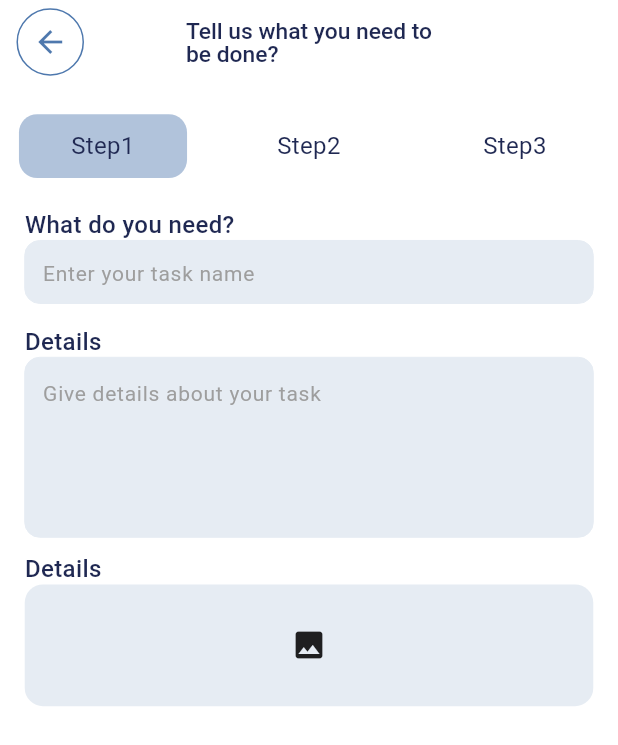
After one commit to TopuFD/taskfly, a Flutter app: the QuestionScreen screen opened by its route, on a phone screen of 412 x 824 dp. The commit adds this screen. Shown: the top 745 px of the screen. Run offline on Flutter 3.47's test engine with Material 3 defaults, Android fonts, the light colour scheme and no system bars; our stand-ins replace flutter_screenutil, flutter_svg, get; Roboto replaces fonts that are missing (Lexend Deca).

Commit message:
home screens running

```diff
--- a/lib/controller/home-controller/home_controller.dart
+++ b/lib/controller/home-controller/home_controller.dart
@@ -1,5 +1,39 @@
+import 'package:flutter/material.dart';
 import 'package:get/get.dart';
+import 'package:taskfly/utils/image/logo.dart';
 
 class HomeController extends GetxController {
   RxInt isButtonIndex = 0.obs;
+  RxInt stepIndex = 0.obs;
+  //=============================================step one question controller
+  Rx<TextEditingController> firstController = TextEditingController().obs;
+  Rx<TextEditingController> secondController = TextEditingController().obs;
+  Rx<TextEditingController> thirdController = TextEditingController().obs;
+  //===========================================catagory icon list
+  List catagoryIconList = [
+    Logo.cleaning,
+    Logo.assemble,
+    Logo.handyman,
+    Logo.delevery,
+    Logo.gardening,
+    Logo.removalList,
+    Logo.admin,
+    Logo.computer,
+    Logo.photography,
+    Logo.other
+  ];
+
+  //===========================================catagory title list
+  List catagoryTitle = [
+    "Cleanign",
+    "Assemble",
+    "Handyman",
+    "Delivery",
+    "Gardening",
+    "Removallist",
+    "Admin",
+    "IT",
+    "Photography",
+    "Others"
+  ];
 }
--- a/lib/core/app_route.dart
+++ b/lib/core/app_route.dart
@@ -1,5 +1,6 @@
 import 'package:get/get.dart';
 import 'package:taskfly/view/screens/home_screen/post_task.dart';
+import 'package:taskfly/view/screens/home_screen/question_screen.dart';
 
 import '../view/screens/bottom_nav_screen/bottom_nav_screen.dart';
 
@@ -7,9 +8,20 @@ class AppRoute {
   //===============================bottom nave screen
   static const bottomNavScreen = "/bottomNavScreen";
   static const catagoryScreen = "/catagoryScreen";
+  static const questionScreen = "/questionScreen";
 
   static List<GetPage> pages = [
-    GetPage(name: bottomNavScreen, page: () => BottomNavScreen()),
-    GetPage(name: catagoryScreen, page: () => PostTaskScreen())
+    GetPage(
+        name: bottomNavScreen,
+        page: () => BottomNavScreen(),
+        transition: Transition.leftToRightWithFade),
+    GetPage(
+        name: catagoryScreen,
+        page: () => PostTaskScreen(),
+        transition: Transition.leftToRightWithFade),
+    GetPage(
+        name: questionScreen,
+        page: () => QuestionScreen(),
+        transition: Transition.leftToRightWithFade),
   ];
 }
--- a/lib/core/dependency.dart
+++ b/lib/core/dependency.dart
@@ -4,6 +4,6 @@ import 'package:taskfly/controller/home-controller/home_controller.dart';
 class DependencyIndjection extends Bindings {
   @override
   void dependencies() {
-    Get.lazyPut(() => HomeController());
+    Get.lazyPut(() => HomeController(), fenix: true);
   }
 }
--- a/lib/utils/image/logo.dart
+++ b/lib/utils/image/logo.dart
@@ -9,4 +9,14 @@ class Logo {
   static const search = "assets/svg-logo/search.svg";
   static const filter = "assets/svg-logo/filter.svg";
   static const short = "assets/svg-logo/shrot.svg";
+  static const cleaning = "assets/svg-logo/cleaning.svg";
+  static const assemble = "assets/svg-logo/assemble.svg";
+  static const handyman = "assets/svg-logo/handyman.svg";
+  static const delevery = "assets/svg-logo/delevery.svg";
+  static const gardening = "assets/svg-logo/gardening.svg";
+  static const removalList = "assets/svg-logo/removalList.svg";
+  static const admin = "assets/svg-logo/admin.svg";
+  static const computer = "assets/svg-logo/computer.svg";
+  static const photography = "assets/svg-logo/photography.svg";
+  static const other = "assets/svg-logo/other.svg";
 }
--- a/lib/view/screens/home_screen/home_screen.dart
+++ b/lib/view/screens/home_screen/home_screen.dart
@@ -3,6 +3,7 @@ import 'package:flutter_screenutil/flutter_screenutil.dart';
 import 'package:flutter_svg/flutter_svg.dart';
 import 'package:get/get.dart';
 import 'package:taskfly/controller/home-controller/home_controller.dart';
+import 'package:taskfly/core/app_route.dart';
 import 'package:taskfly/utils/image/logo.dart';
 
 class HomeScreen extends StatelessWidget {
@@ -17,7 +18,11 @@ class HomeScreen extends StatelessWidget {
         surfaceTintColor: Colors.white,
         backgroundColor: Colors.white,
         actions: [
-          InkWell(onTap: () {}, child: SvgPicture.asset(Logo.microphone)),
+          InkWell(
+              onTap: () {
+                Get.toNamed(AppRoute.questionScreen);
+              },
+              child: SvgPicture.asset(Logo.microphone)),
           SizedBox(
             width: 5.w,
           ),
@@ -39,6 +44,7 @@ class HomeScreen extends StatelessWidget {
                   customHomeItem(
                       ontap: () {
                         homeController.isButtonIndex.value = 0;
+                        Get.toNamed(AppRoute.catagoryScreen);
                       },
                       index: 0,
                       iconData: Icons.picture_as_pdf,
--- a/lib/view/screens/home_screen/post_task.dart
+++ b/lib/view/screens/home_screen/post_task.dart
@@ -1,21 +1,32 @@
+import 'package:flutter/foundation.dart';
 import 'package:flutter/material.dart';
 import 'package:flutter_screenutil/flutter_screenutil.dart';
 import 'package:flutter_svg/flutter_svg.dart';
+import 'package:get/get.dart';
+import 'package:taskfly/controller/home-controller/home_controller.dart';
+import 'package:taskfly/utils/image/logo.dart';
 import 'package:taskfly/view/widgets/custom_appbar.dart';
 
 class PostTaskScreen extends StatelessWidget {
-  const PostTaskScreen({super.key});
-
+  PostTaskScreen({super.key});
+  HomeController homeController = Get.find<HomeController>();
   @override
   Widget build(BuildContext context) {
     return Scaffold(
       appBar: PreferredSize(
-          preferredSize: Size.fromHeight(80.h),
+          preferredSize: Size.fromHeight(60.h),
           child: CustomAppbar(title: "Post Task")),
-      body: Column(
+      body: Padding(
+        padding: EdgeInsets.symmetric(horizontal: 10.w),
+        child: Column(
           children: [
+            SizedBox(
+              height: 30.h,
+            ),
             //===========================================select your catagory text
-          Text(
+            const Align(
+              alignment: Alignment.topLeft,
+              child: Text(
                 'Select your category :',
                 style: TextStyle(
                   color: Colors.black,
@@ -25,16 +36,51 @@ class PostTaskScreen extends StatelessWidget {
                   height: 0.08,
                 ),
               ),
+            ),
+            SizedBox(
+              height: 20.h,
+            ),
+            //=================================================catagory item
+            GridView.builder(
+                shrinkWrap: true,
+                itemCount: homeController.catagoryIconList.length,
+                physics: const NeverScrollableScrollPhysics(),
+                gridDelegate: const SliverGridDelegateWithFixedCrossAxisCount(
+                    crossAxisCount: 3),
+                itemBuilder: (context, index) {
+                  return catagoryitem(
+                    iconPath: Logo.admin,
+                    title: homeController.catagoryTitle[index],
+                  );
+                })
+          ],
+        ),
+      ),
+    );
+  }
+
+  catagoryitem({String? iconPath, String? title, VoidCallback? ontap}) {
+    return InkWell(
+      onTap: ontap,
+      child: Column(
+        children: [
           Container(
             height: 74.h,
             width: 74.w,
-            decoration: BoxDecoration(
+            decoration: const BoxDecoration(
               color: Color(0xB2023E8A),
               shape: BoxShape.circle,
             ),
             child: Center(
-              child: SvgPicture.asset(assetName),
+              child: SvgPicture.asset(iconPath!),
             ),
+          ),
+          SizedBox(
+            height: 5.h,
+          ),
+          Text(
+            title!,
+            style: TextStyle(fontSize: 20.sp, color: const Color(0xB2023E8A)),
           )
         ],
       ),
--- /dev/null
+++ b/lib/view/screens/home_screen/question_screen.dart
@@ -0,0 +1,208 @@
+import 'package:flutter/material.dart';
+import 'package:flutter_screenutil/flutter_screenutil.dart';
+import 'package:get/get.dart';
+import 'package:taskfly/controller/home-controller/home_controller.dart';
+import 'package:taskfly/view/widgets/custom_appbar.dart';
+import 'package:taskfly/view/widgets/custom_text_field.dart';
+
+class QuestionScreen extends StatelessWidget {
+  QuestionScreen({super.key});
+
+  HomeController homeController = Get.find<HomeController>();
+  @override
+  Widget build(BuildContext context) {
+    return Scaffold(
+      backgroundColor: Colors.white,
+      appBar: PreferredSize(
+          preferredSize: Size.fromHeight(60.h),
+          child: CustomAppbar(
+            title: "Tell us what you need to\nbe done?",
+            fontsize: 15.sp,
+          )),
+      body: Column(
+        children: [
+          SizedBox(
+            height: 15.h,
+          ),
+          //===========================================================step button
+          Row(
+            mainAxisAlignment: MainAxisAlignment.spaceAround,
+            children: [
+              stepItem(
+                title: "Step1",
+                index: 0,
+                ontap: () {
+                  homeController.stepIndex.value = 0;
+                },
+              ),
+              stepItem(
+                title: "Step2",
+                index: 1,
+                ontap: () {
+                  homeController.stepIndex.value = 1;
+                },
+              ),
+              stepItem(
+                title: "Step3",
+                index: 2,
+                ontap: () {
+                  homeController.stepIndex.value = 2;
+                },
+              ),
+            ],
+          ),
+          SizedBox(
+            height: 30.h,
+          ),
+          //==================================================stepwaise body
+          Obx(() {
+            return homeController.stepIndex.value == 0
+                ? stepOneBody()
+                : homeController.stepIndex.value == 1
+                    ? stepTwoBody()
+                    : stepThreeBody();
+          })
+        ],
+      ),
+    );
+  }
+
+  //=================================================================custom step button
+  Widget stepItem({String? title, VoidCallback? ontap, int? index}) {
+    return Obx(() {
+      return InkWell(
+        onTap: ontap,
+        child: Container(
+          width: 102.w,
+          height: 42.h,
+          decoration: BoxDecoration(
+              color: homeController.stepIndex.value == index
+                  ? const Color(0xFFB1C3DB)
+                  : Colors.white,
+              borderRadius: BorderRadius.circular(12.r)),
+          child: Center(
+            child: Text(
+              title!,
+              textAlign: TextAlign.center,
+              style: const TextStyle(
+                color: Color(0xFF1F2852),
+                fontSize: 16,
+                fontFamily: 'Lexend Deca',
+                fontWeight: FontWeight.w400,
+                height: 0.07,
+              ),
+            ),
+          ),
+        ),
+      );
+    });
+  }
+
+  //=========================================================step one body
+  Widget stepOneBody() {
+    return Padding(
+      padding: EdgeInsets.symmetric(horizontal: 15.w),
+      child: Column(
+        children: [
+          Form(
+              child: Column(
+            children: [
+              const Align(
+                alignment: Alignment.topLeft,
+                child: Text(
+                  'What do you need?',
+                  style: TextStyle(
+                    color: Color(0xFF1F2852),
+                    fontSize: 16,
+                    fontFamily: 'Lexend Deca',
+                    fontWeight: FontWeight.w500,
+                    height: 0.07,
+                  ),
+                ),
+              ),
+              SizedBox(
+                height: 10.h,
+              ),
+              //==========================================================first question
+              CustomTextField(
+                textEditingController: homeController.firstController.value,
+                hintText: "Enter your task name",
+              ),
+              SizedBox(
+                height: Get.height * .03,
+              ),
+              const Align(
+                alignment: Alignment.topLeft,
+                child: Text(
+                  'Details',
+                  style: TextStyle(
+                    color: Color(0xFF1F2852),
+                    fontSize: 16,
+                    fontFamily: 'Lexend Deca',
+                    fontWeight: FontWeight.w500,
+                    height: 0.07,
+                  ),
+                ),
+              ),
+              SizedBox(
+                height: 10.h,
+              ),
+              //==========================================================first question
+              CustomTextField(
+                textEditingController: homeController.firstController.value,
+                hintText: "Give details about your task",
+                maxLines: 4,
+                height: 122.h,
+              ),
+            ],
+          )),
+          SizedBox(
+            height: Get.height * .02,
+          ),
+          const Align(
+            alignment: Alignment.topLeft,
+            child: Text(
+              'Details',
+              style: TextStyle(
+                color: Color(0xFF1F2852),
+                fontSize: 16,
+                fontFamily: 'Lexend Deca',
+                fontWeight: FontWeight.w500,
+                height: 0.07,
+              ),
+            ),
+          ),
+          SizedBox(
+            height: 10.h,
+          ),
+          InkWell(
+            onTap: () {},
+            child: Container(
+              width: Get.width,
+              height: 80.h,
+              decoration: BoxDecoration(
+                  color: const Color(0xFFE6ECF3),
+                  borderRadius: BorderRadius.circular(12.r)),
+              child: const Center(
+                child: Icon(Icons.image),
+              ),
+            ),
+          )
+        ],
+      ),
+    );
+  }
+
+  //=======================================================stepTwoBody
+  Widget stepTwoBody() {
+    return Container();
+  }
+
+  //=======================================================stepthreeBody
+  Widget stepThreeBody() {
+    return Container(
+      height: 40,
+      color: const Color.fromARGB(255, 245, 229, 5),
+    );
+  }
+}
--- a/lib/view/widgets/custom_appbar.dart
+++ b/lib/view/widgets/custom_appbar.dart
@@ -1,26 +1,34 @@
 import 'package:flutter/material.dart';
 import 'package:flutter_screenutil/flutter_screenutil.dart';
+import 'package:get/get.dart';
 
 class CustomAppbar extends StatelessWidget {
-  CustomAppbar({super.key, required this.title});
+  CustomAppbar({super.key, required this.title, this.fontsize});
   String title;
+  double? fontsize;
 
   @override
   Widget build(BuildContext context) {
     return AppBar(
-      leading: Container(
-        height: 50.h,
-        width: 50.w,
+      backgroundColor: Colors.white,
+      surfaceTintColor: Colors.white,
+      leading: InkWell(
+        onTap: () => Get.back(),
+        child: Container(
+          height: 30.h,
+          width: 30.w,
+          margin: EdgeInsets.only(left: 10.w),
           decoration: BoxDecoration(
               color: Colors.white,
               shape: BoxShape.circle,
               border: Border.all(
-              color: Color(0xB2023E8A),
+                color: const Color(0xB2023E8A),
               )),
-        child: Center(
+          child: const Center(
             child: Icon(
               Icons.arrow_back,
               color: Color(0xB2023E8A),
+            ),
           ),
         ),
       ),
@@ -29,10 +37,10 @@ class CustomAppbar extends StatelessWidget {
         title,
         style: TextStyle(
           color: Color(0xFF1F2852),
-          fontSize: 20,
+          fontSize: fontsize ?? 20,
           fontFamily: 'Lexend Deca',
           fontWeight: FontWeight.w500,
-          height: 0.06,
+          height: 1,
         ),
       ),
     );
--- /dev/null
+++ b/lib/view/widgets/custom_text_field.dart
@@ -0,0 +1,144 @@
+import 'package:flutter/material.dart';
+import 'package:flutter_screenutil/flutter_screenutil.dart';
+
+class CustomTextField extends StatefulWidget {
+  static void _defaultOnTap() {}
+  const CustomTextField({
+    this.textEditingController,
+    this.focusNode,
+    this.keyboardType = TextInputType.text,
+    this.textInputAction = TextInputAction.next,
+    this.cursorColor = Colors.black,
+    this.inputTextStyle = const TextStyle(color: Colors.black),
+    this.textAlignVertical = TextAlignVertical.center,
+    this.textAlign = TextAlign.start,
+    this.maxLines = 1,
+    this.validator,
+    this.hintText,
+    this.hintStyle = const TextStyle(color: Colors.grey, fontSize: 14),
+    this.fillColor = Colors.transparent,
+    this.suffixIcon,
+    this.onChanged,
+    this.suffixIconColor,
+    this.borderRadius = 10,
+    this.fieldBorderColor = Colors.transparent,
+    this.isPassword = false,
+    this.readOnly = false,
+    super.key,
+    this.onTapClick = _defaultOnTap,
+    this.isPrefixIcon = false,
+    this.focusBorderColor = Colors.transparent,
+    this.height = 42,
+    this.maxLength,
+    this.labelText = '',
+    this.onFieldSubmitted,
+  });
+
+  final TextEditingController? textEditingController;
+  final FocusNode? focusNode;
+  final TextInputType keyboardType;
+  final TextInputAction textInputAction;
+  final Color cursorColor;
+  final TextStyle? inputTextStyle;
+  final TextAlignVertical? textAlignVertical;
+  final TextAlign textAlign;
+  final int? maxLines;
+  final int? maxLength;
+
+  final FormFieldValidator? validator;
+  final String? hintText;
+  final String labelText;
+  final TextStyle? hintStyle;
+  final Color? fillColor;
+  final Color? suffixIconColor;
+  final Widget? suffixIcon;
+  final double borderRadius;
+  final Color fieldBorderColor;
+  final Color focusBorderColor;
+  final void Function(String)? onChanged;
+  final void Function(String)? onFieldSubmitted;
+  final bool isPassword;
+  final bool isPrefixIcon;
+  final VoidCallback onTapClick;
+  final bool readOnly;
+  final double height;
+
+  @override
+  State<CustomTextField> createState() => _CustomTextFieldState();
+}
+
+class _CustomTextFieldState extends State<CustomTextField> {
+  bool obscureText = true;
+
+  @override
+  Widget build(BuildContext context) {
+    return Material(
+      color: Colors.transparent,
+      child: Container(
+        height: widget.height,
+        padding: EdgeInsets.all(0.r),
+        child: TextFormField(
+          onTap: () {
+            widget.onTapClick();
+          },
+          onChanged: widget.onChanged,
+          onFieldSubmitted: widget.onFieldSubmitted,
+          autovalidateMode: AutovalidateMode.onUserInteraction,
+          readOnly: widget.readOnly,
+          controller: widget.textEditingController,
+          focusNode: widget.focusNode,
+          keyboardType: widget.keyboardType,
+          textInputAction: widget.textInputAction,
+          cursorColor: widget.cursorColor,
+          style: widget.inputTextStyle,
+          maxLines: widget.maxLines,
+          maxLength: widget.maxLength,
+          obscureText: widget.isPassword ? obscureText : false,
+          validator: widget.validator,
+          decoration: InputDecoration(
+            isDense: true,
+            errorMaxLines: 2,
+            hintText: widget.hintText,
+            hintStyle: widget.hintStyle,
+            fillColor: Color(0xFFE6ECF3),
+            filled: true,
+            suffixIcon: widget.isPassword
+                ? GestureDetector(
+                    onTap: toggle,
+                    child: Padding(
+                      padding: const EdgeInsetsDirectional.symmetric(
+                          horizontal: 16, vertical: 14),
+                      child: obscureText
+                          ? const Icon(
+                              Icons.visibility_off_outlined,
+                              color: Colors.black,
+                            )
+                          : const Icon(Icons.visibility_outlined,
+                              color: Colors.amberAccent),
+                    ))
+                : widget.suffixIcon,
+            suffixIconColor: widget.suffixIconColor,
+            border: OutlineInputBorder(
+                borderRadius: BorderRadius.circular(widget.borderRadius),
+                borderSide: BorderSide(color: Color(0xFFE6ECF3), width: 0),
+                gapPadding: 0),
+            focusedBorder: OutlineInputBorder(
+                borderRadius: BorderRadius.circular(widget.borderRadius),
+                borderSide: BorderSide(color: Color(0xFFE6ECF3), width: 0),
+                gapPadding: 0),
+            enabledBorder: OutlineInputBorder(
+                borderRadius: BorderRadius.circular(widget.borderRadius),
+                borderSide: BorderSide(color: Color(0xFFE6ECF3), width: 0),
+                gapPadding: 0),
+          ),
+        ),
+      ),
+    );
+  }
+
+  void toggle() {
+    setState(() {
+      obscureText = !obscureText;
+    });
+  }
+}
```
Also changed, not shown: assets/svg-logo/admin.svg (added). Lines whose indentation alone changed are shown as unchanged.
